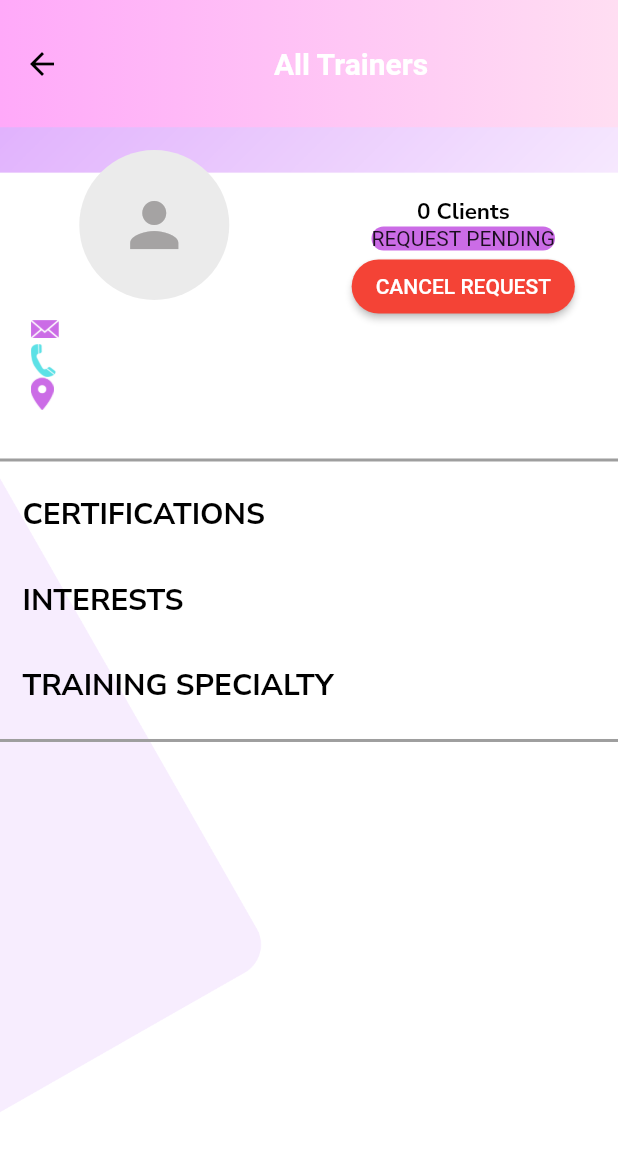
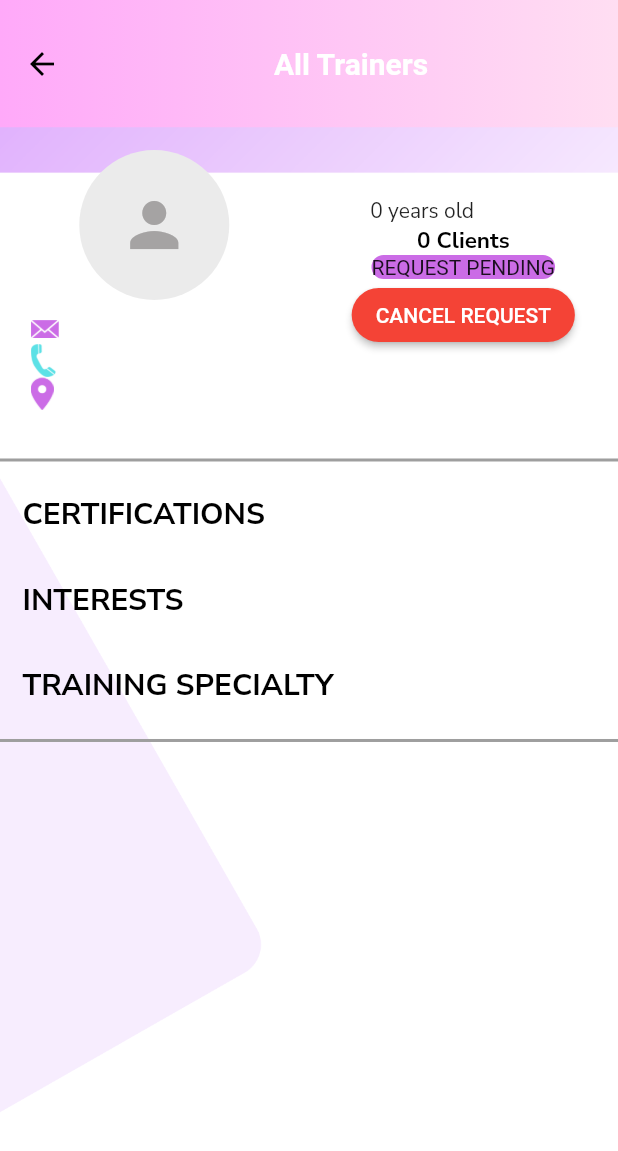
Before and after one commit to Paolo17A/fitnessco, a Flutter app: the SelectedTrainerProfile screen opened directly with empty values, on a phone screen of 412 x 824 dp. Shown: the top 1151 px of the screen. Run offline on Flutter 3.47's test engine with Material 2 defaults, Android fonts, the phone set to English and light mode, and no system bars; our stand-ins replace audioplayers, camera, carousel_slider, cloud_firestore, dropdown_search, firebase_auth and 11 more; missing offline and left inert: emailjs, google_mlkit_commons, google_mlkit_pose_detection; accounts and stored records are empty.

Commit message:
final changes

```diff
--- a/lib/screens/selected_trainer_profile_screen.dart
+++ b/lib/screens/selected_trainer_profile_screen.dart
@@ -236,12 +236,7 @@ class _SelectedTrainerProfileState extends State<SelectedTrainerProfile> {
 
   @override
   Widget build(BuildContext context) {
-    return WillPopScope(
-      onWillPop: () async {
-        Navigator.of(context).pushReplacementNamed('/viewAllTrainers');
-        return true;
-      },
-      child: Scaffold(
+    return Scaffold(
         extendBodyBehindAppBar: true,
         appBar: _selectedTrainerAppBar(),
         body: switchedLoadingContainer(
@@ -268,8 +263,7 @@ class _SelectedTrainerProfileState extends State<SelectedTrainerProfile> {
                             })
                     ],
                   ),
-                  )))),
-    );
+                ))));
   }
 
   AppBar _selectedTrainerAppBar() {
@@ -336,7 +330,9 @@ class _SelectedTrainerProfileState extends State<SelectedTrainerProfile> {
                           context,
                           trainerData['firstName'],
                           trainerData['lastName'],
-                          trainerData['currentClients']),
+                          trainerData['currentClients'],
+                          trainerData['profileDetails']['sex'],
+                          trainerData['profileDetails']['age']),
                       //ADMIN OPTIONS
                       if (isBeingViewedByAdmin)
                         ElevatedButton(
--- a/lib/widgets/custom_miscellaneous_widgets.dart
+++ b/lib/widgets/custom_miscellaneous_widgets.dart
@@ -177,7 +177,7 @@ Widget trainerProfileImage(String profileImageURL) {
 }
 
 Widget trainerProfileContent(BuildContext context, String firstName,
-    String lastName, List<dynamic> currentClients) {
+    String lastName, List<dynamic> currentClients, String sex, num age) {
   return Padding(
       padding: EdgeInsets.symmetric(
           horizontal: MediaQuery.of(context).size.width * 0.05),
@@ -190,6 +190,11 @@ Widget trainerProfileContent(BuildContext context, String firstName,
                   fontWeight: FontWeight.bold,
                   fontSize: 23)),
         ),
+        Row(children: [
+          futuraText(sex, textStyle: blackBoldStyle(size: 13)),
+          const SizedBox(width: 10),
+          futuraText('${age.toInt().toString()} years old')
+        ]),
         futuraText('${currentClients.length.toString()} Clients',
             textStyle: blackBoldStyle(size: 15))
       ]));
```
Also changed, not shown: lib/screens/all_trainers_screen.dart (+6 -2 lines). Lines whose indentation alone changed are shown as unchanged.
